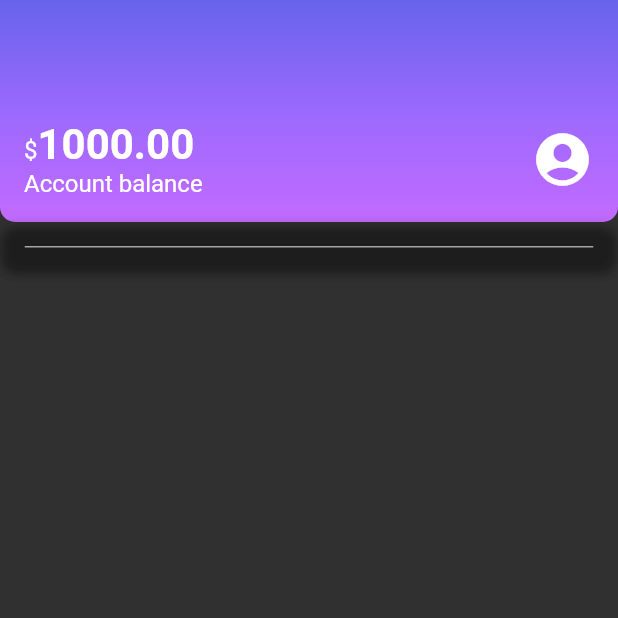
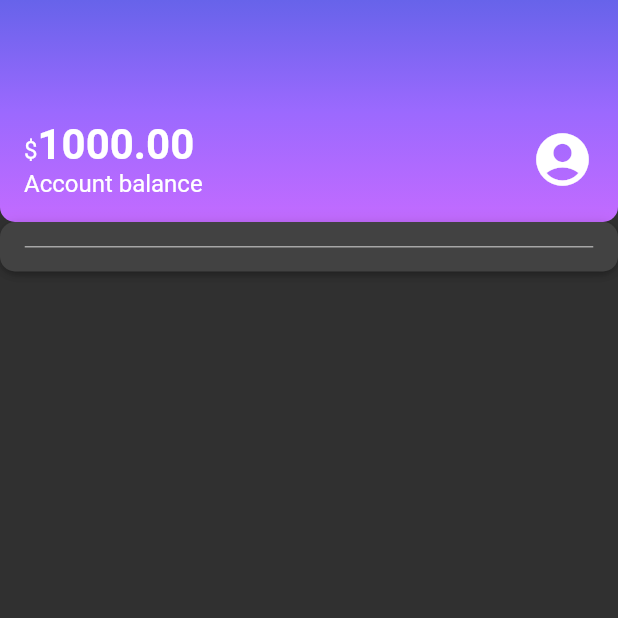
Before and after one commit to alvaronogueira/alubank, a Flutter app: the screen it shows after launch, on a phone screen of 412 x 824 dp, the top half of it. Run offline on Flutter 3.47's test engine with Material 2 defaults, Android fonts, the phone set to English and light mode, and no system bars.

Commit message:
update box_card

```diff
--- a/lib/components/box_card.dart
+++ b/lib/components/box_card.dart
@@ -12,6 +12,8 @@ class BoxCard extends StatelessWidget {
       decoration: BoxDecoration(
         boxShadow: kElevationToShadow[3],
         borderRadius: BorderRadius.circular(10),
+        color: Theme.of(context).cardColor,
+
       ),
     );
   }
```
